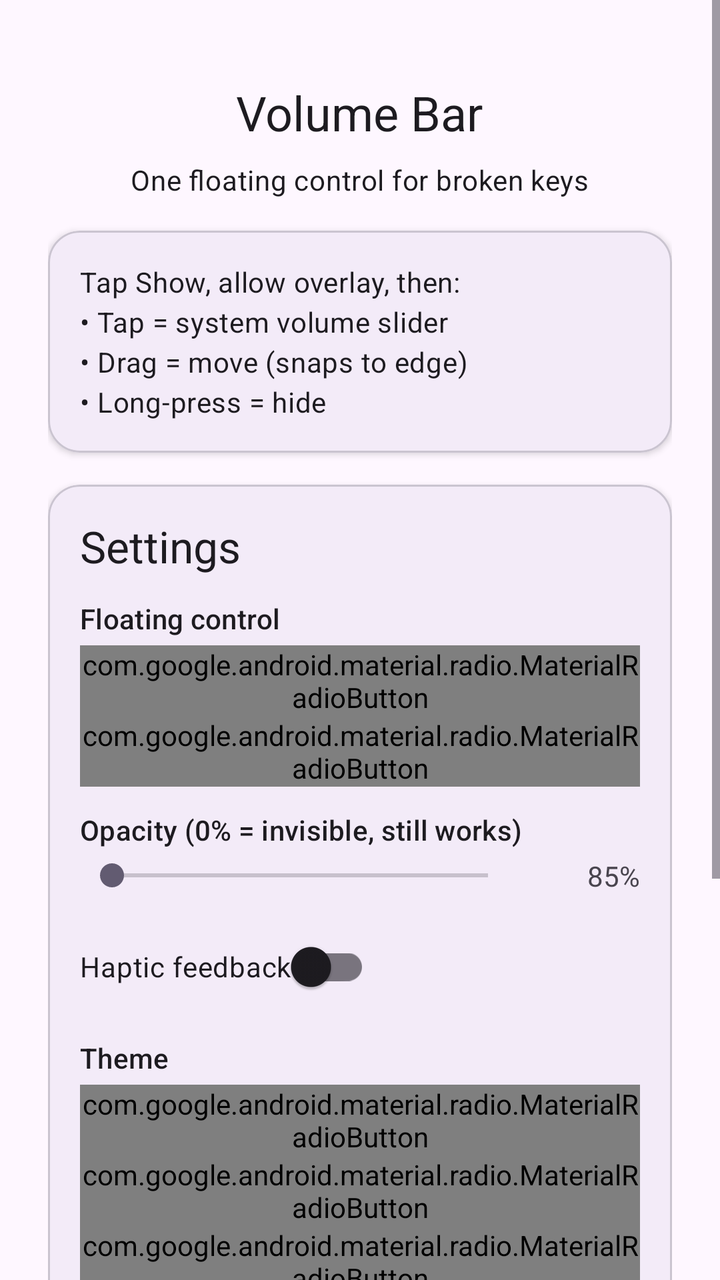
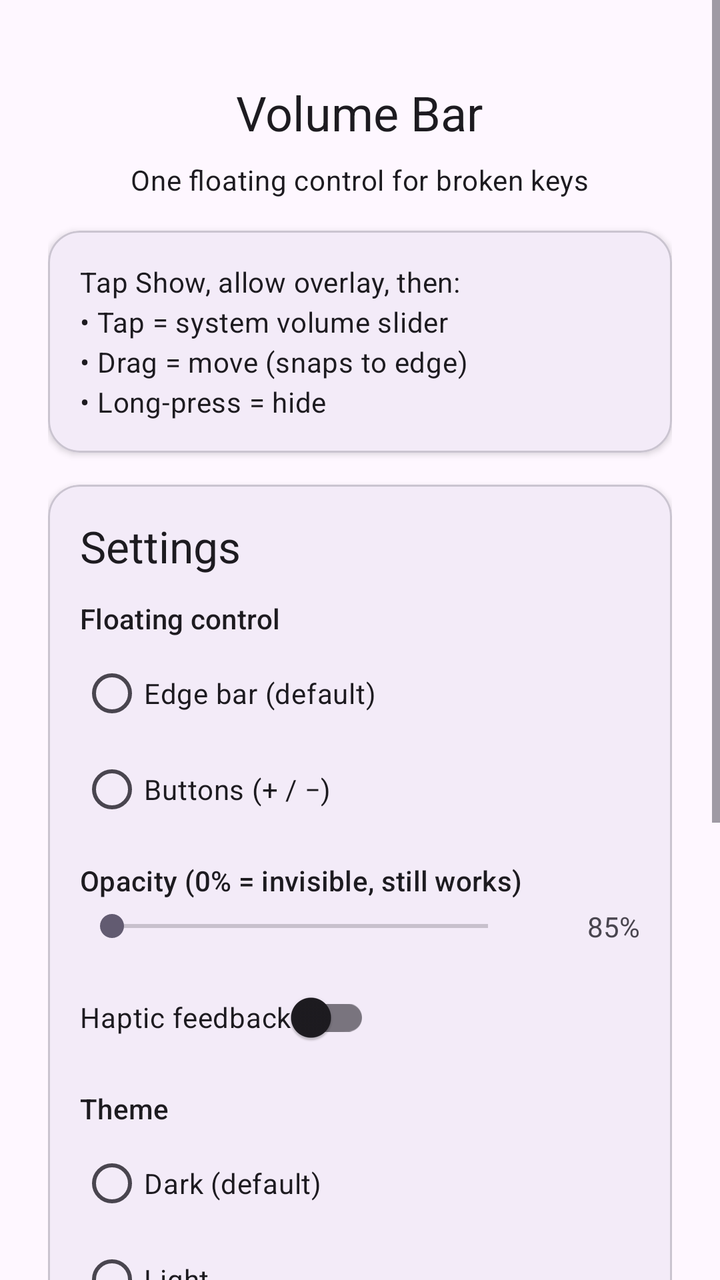

Before-and-after screenshots of an Android layout around one commit, followed by the original layout XML and the change that was made.
<!-- AndroidManifest.xml: application theme Theme.VolumeButtons -->
<!-- res/layout/activity_main.xml -->
<?xml version="1.0" encoding="utf-8"?>
<ScrollView xmlns:android="http://schemas.android.com/apk/res/android"
    xmlns:app="http://schemas.android.com/apk/res-auto"
    android:layout_width="match_parent"
    android:layout_height="match_parent"
    android:fillViewport="true">

    <LinearLayout
        android:orientation="vertical"
        android:gravity="center_horizontal"
        android:padding="24dp"
        android:layout_width="match_parent"
        android:layout_height="wrap_content">

        <TextView
            android:layout_width="wrap_content"
            android:layout_height="wrap_content"
            android:text="Volume Bar"
            android:textAppearance="?attr/textAppearanceHeadlineSmall"
            android:layout_marginTop="16dp"
            android:layout_marginBottom="8dp" />

        <TextView
            android:layout_width="wrap_content"
            android:layout_height="wrap_content"
            android:text="One floating control for broken keys"
            android:textAppearance="?attr/textAppearanceBodyMedium"
            android:layout_marginBottom="16dp" />

        <com.google.android.material.card.MaterialCardView
            android:layout_width="match_parent"
            android:layout_height="wrap_content"
            android:layout_marginBottom="16dp"
            app:cardCornerRadius="16dp"
            app:cardElevation="2dp">

            <TextView
                android:layout_width="wrap_content"
                android:layout_height="wrap_content"
                android:padding="16dp"
                android:text="Tap Show, allow overlay, then:\n• Tap = system volume slider\n• Drag = move (snaps to edge)\n• Long-press = hide"
                android:textAppearance="?attr/textAppearanceBodyMedium"
                android:lineSpacingExtra="4dp" />

        </com.google.android.material.card.MaterialCardView>

        <com.google.android.material.card.MaterialCardView
            android:layout_width="match_parent"
            android:layout_height="wrap_content"
            android:layout_marginBottom="16dp"
            app:cardCornerRadius="16dp"
            app:cardElevation="2dp">

            <LinearLayout
                android:orientation="vertical"
                android:padding="16dp"
                android:layout_width="match_parent"
                android:layout_height="wrap_content">

                <TextView
                    android:layout_width="wrap_content"
                    android:layout_height="wrap_content"
                    android:text="Settings"
                    android:textAppearance="?attr/textAppearanceTitleLarge"
                    android:layout_marginBottom="12dp" />

                <TextView
                    android:layout_width="wrap_content"
                    android:layout_height="wrap_content"
                    android:text="Floating control"
                    android:textAppearance="?attr/textAppearanceTitleSmall"
                    android:layout_marginBottom="4dp" />

                <RadioGroup
                    android:id="@+id/modeGroup"
                    android:orientation="vertical"
                    android:layout_width="match_parent"
                    android:layout_height="wrap_content"
                    android:layout_marginBottom="12dp">

                    <com.google.android.material.radio.MaterialRadioButton
                        android:id="@+id/modeBar"
                        android:layout_width="wrap_content"
                        android:layout_height="wrap_content"
                        android:text="Edge bar (default)" />

                    <com.google.android.material.radio.MaterialRadioButton
                        android:id="@+id/modeButtons"
                        android:layout_width="wrap_content"
                        android:layout_height="wrap_content"
                        android:text="Buttons (+ / −)" />

                </RadioGroup>

                <TextView
                    android:layout_width="wrap_content"
                    android:layout_height="wrap_content"
                    android:text="Opacity (0% = invisible, still works)"
                    android:textAppearance="?attr/textAppearanceTitleSmall"
                    android:layout_marginBottom="4dp" />

                <LinearLayout
                    android:orientation="horizontal"
                    android:gravity="center_vertical"
                    android:layout_width="match_parent"
                    android:layout_height="wrap_content"
                    android:layout_marginBottom="12dp">

                    <SeekBar
                        android:id="@+id/opacitySeek"
                        android:layout_width="0dp"
                        android:layout_weight="1"
                        android:layout_height="wrap_content" />

                    <TextView
                        android:id="@+id/opacityValue"
                        android:layout_width="wrap_content"
                        android:layout_height="wrap_content"
                        android:minWidth="48dp"
                        android:gravity="end"
                        android:text="85%"
                        android:layout_marginStart="12dp" />

                </LinearLayout>

                <com.google.android.material.switchmaterial.SwitchMaterial
                    android:id="@+id/hapticsSwitch"
                    android:layout_width="wrap_content"
                    android:layout_height="wrap_content"
                    android:text="Haptic feedback"
                    android:layout_marginBottom="12dp" />

                <TextView
                    android:layout_width="wrap_content"
                    android:layout_height="wrap_content"
                    android:text="Theme"
                    android:textAppearance="?attr/textAppearanceTitleSmall"
                    android:layout_marginBottom="4dp" />

                <RadioGroup
                    android:id="@+id/themeGroup"
                    android:orientation="vertical"
                    android:layout_width="match_parent"
                    android:layout_height="wrap_content">

                    <com.google.android.material.radio.MaterialRadioButton
                        android:id="@+id/themeDark"
                        android:layout_width="wrap_content"
                        android:layout_height="wrap_content"
                        android:text="Dark (default)" />

                    <com.google.android.material.radio.MaterialRadioButton
                        android:id="@+id/themeLight"
                        android:layout_width="wrap_content"
                        android:layout_height="wrap_content"
                        android:text="Light" />

                    <com.google.android.material.radio.MaterialRadioButton
                        android:id="@+id/themeSystem"
                        android:layout_width="wrap_content"
                        android:layout_height="wrap_content"
                        android:text="Follow system" />

                </RadioGroup>
            </LinearLayout>
        </com.google.android.material.card.MaterialCardView>

        <com.google.android.material.button.MaterialButton
            android:id="@+id/btnStart"
            android:layout_width="match_parent"
            android:layout_height="wrap_content"
            android:layout_marginBottom="12dp"
            android:text="Show"
            app:cornerRadius="12dp" />

        <com.google.android.material.button.MaterialButton
            android:id="@+id/btnStop"
            android:layout_width="match_parent"
            android:layout_height="wrap_content"
            android:layout_marginBottom="12dp"
            android:text="Hide"
            style="@style/Widget.Material3.Button.OutlinedButton"
            app:cornerRadius="12dp" />

        <com.google.android.material.button.MaterialButton
            android:id="@+id/btnChangelog"
            android:layout_width="match_parent"
            android:layout_height="wrap_content"
            android:layout_marginBottom="12dp"
            android:text="Changelog"
            style="@style/Widget.Material3.Button.OutlinedButton"
            app:cornerRadius="12dp" />

        <com.google.android.material.button.MaterialButton
            android:id="@+id/btnUpdate"
            android:layout_width="match_parent"
            android:layout_height="wrap_content"
            android:text="Check for updates"
            style="@style/Widget.Material3.Button.TextButton" />

    </LinearLayout>
</ScrollView>
<!-- resources referenced by this layout -->
<resources>
  <style name="Theme.VolumeButtons" parent="Theme.Material3.DayNight.NoActionBar">
          <item name="colorPrimary">#6750A4</item>
          <item name="colorOnPrimary">#FFFFFF</item>
          <item name="colorPrimaryContainer">#EADDFF</item>
          <item name="colorSecondary">#625B71</item>
          <item name="android:statusBarColor">?attr/colorSurface</item>
      </style>
</resources>

<!-- the commit's change to res/layout/activity_main.xml (unified diff, before → after) -->
@@ -78,13 +78,13 @@
                     android:layout_height="wrap_content"
                     android:layout_marginBottom="12dp">
 
-                    <com.google.android.material.radio.MaterialRadioButton
+                    <RadioButton
                         android:id="@+id/modeBar"
                         android:layout_width="wrap_content"
                         android:layout_height="wrap_content"
                         android:text="Edge bar (default)" />
 
-                    <com.google.android.material.radio.MaterialRadioButton
+                    <RadioButton
                         android:id="@+id/modeButtons"
                         android:layout_width="wrap_content"
                         android:layout_height="wrap_content"
@@ -143,19 +143,19 @@
                     android:layout_width="match_parent"
                     android:layout_height="wrap_content">
 
-                    <com.google.android.material.radio.MaterialRadioButton
+                    <RadioButton
                         android:id="@+id/themeDark"
                         android:layout_width="wrap_content"
                         android:layout_height="wrap_content"
                         android:text="Dark (default)" />
 
-                    <com.google.android.material.radio.MaterialRadioButton
+                    <RadioButton
                         android:id="@+id/themeLight"
                         android:layout_width="wrap_content"
                         android:layout_height="wrap_content"
                         android:text="Light" />
 
-                    <com.google.android.material.radio.MaterialRadioButton
+                    <RadioButton
                         android:id="@+id/themeSystem"
                         android:layout_width="wrap_content"
                         android:layout_height="wrap_content"
